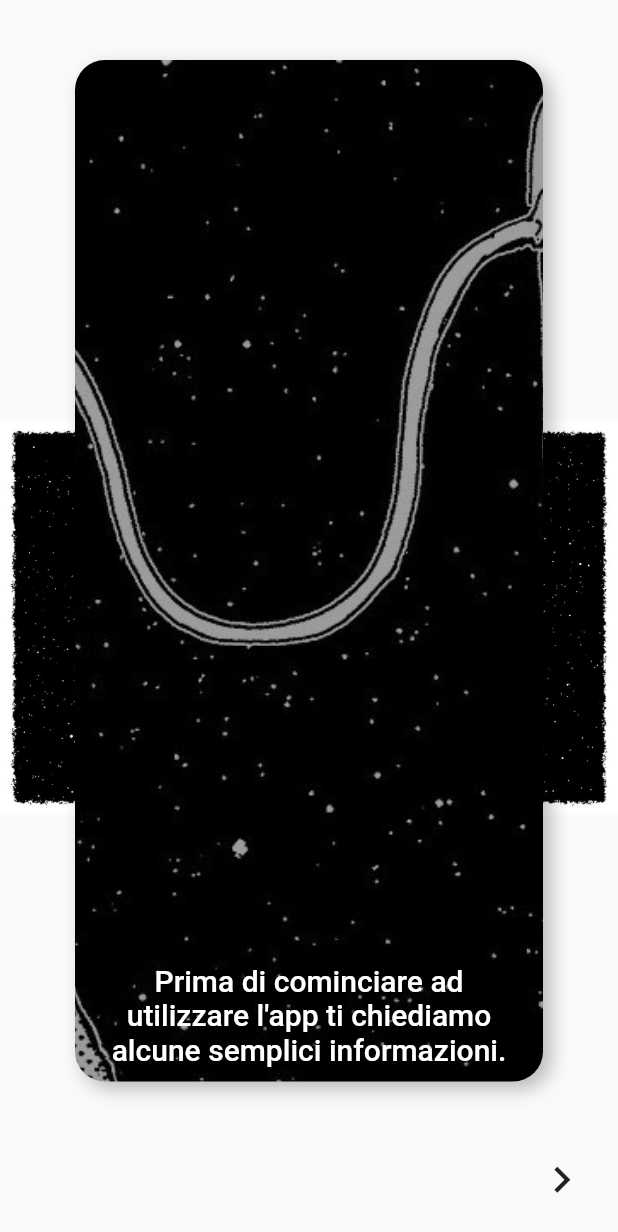
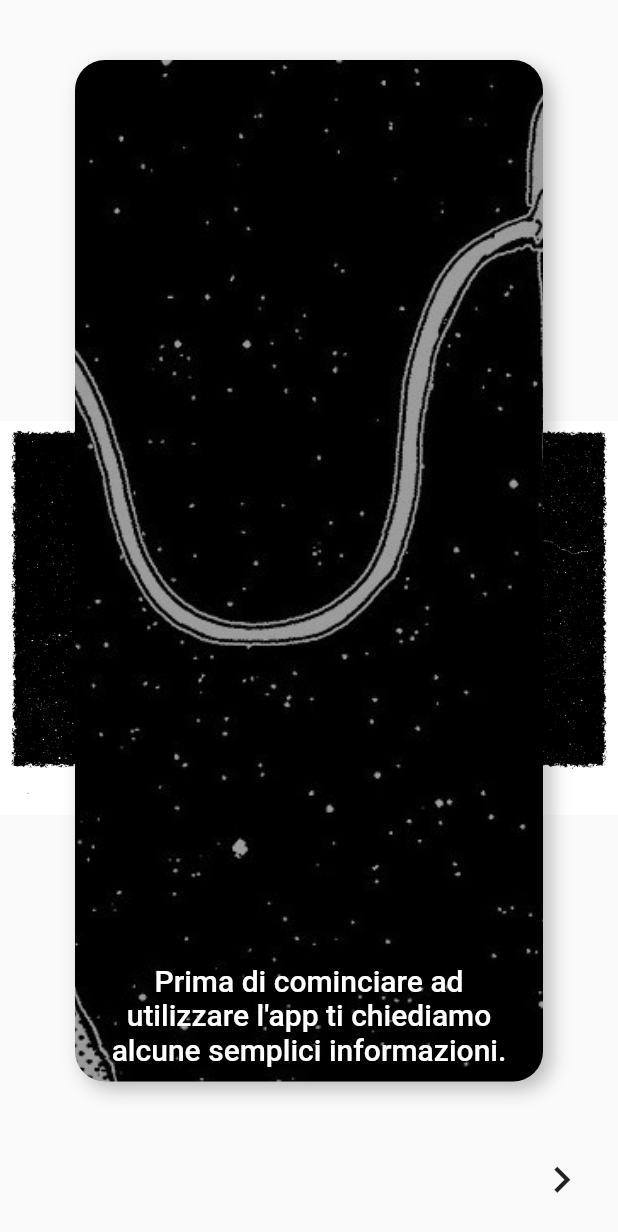
Before and after one commit to luca-fuligni-unicam/sogniario, a Flutter app: the screen it shows after launch, swiped to page 2, on a phone screen of 412 x 824 dp. Shown: the top 1232 px of the screen. Run offline on Flutter 3.47's test engine with Material 2 defaults, Android fonts, the phone set to English and light mode, and no system bars; our stand-ins replace flutter_custom_clippers, flutter_swiper, fluttericon, hive, hive_flutter, jwt_decoder and 3 more; missing offline and left inert: flutter_picker, flutter_scatter, lazy_data_table, widget_arrows; accounts and stored records are empty.

```diff
--- a/frontend/lib/views/intro/intro_page.dart
+++ b/frontend/lib/views/intro/intro_page.dart
@@ -50,7 +50,7 @@ class _IntroPageState extends State<IntroPage> {
               Container(
                   alignment: Alignment.center,
                   child: Image.asset(
-                    'assets/background.jpg',
+                    'assets/background.png',
                     fit: BoxFit.contain,
                   )
               ),
--- a/frontend/pubspec.yaml
+++ b/frontend/pubspec.yaml
@@ -74,7 +74,7 @@ flutter:
 
   # To add assets to your application, add an assets section, like this:
   assets:
-    - assets/background.jpg
+    - assets/background.png
     - assets/survey.png
     - assets/sogniario_icon.png
     - assets/lark.jpg
```
Also changed, not shown: frontend/assets/background.jpg (deleted), frontend/assets/background.png (added).
